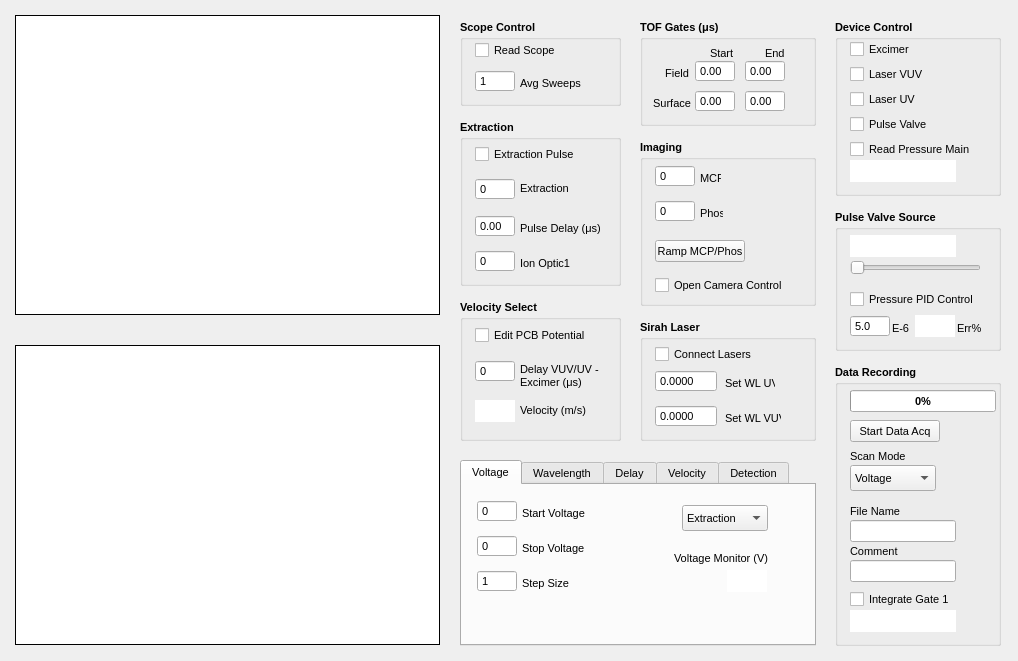
mikekohlhoff/ryexpctl, file rsdgui.ui: the form before one commit.
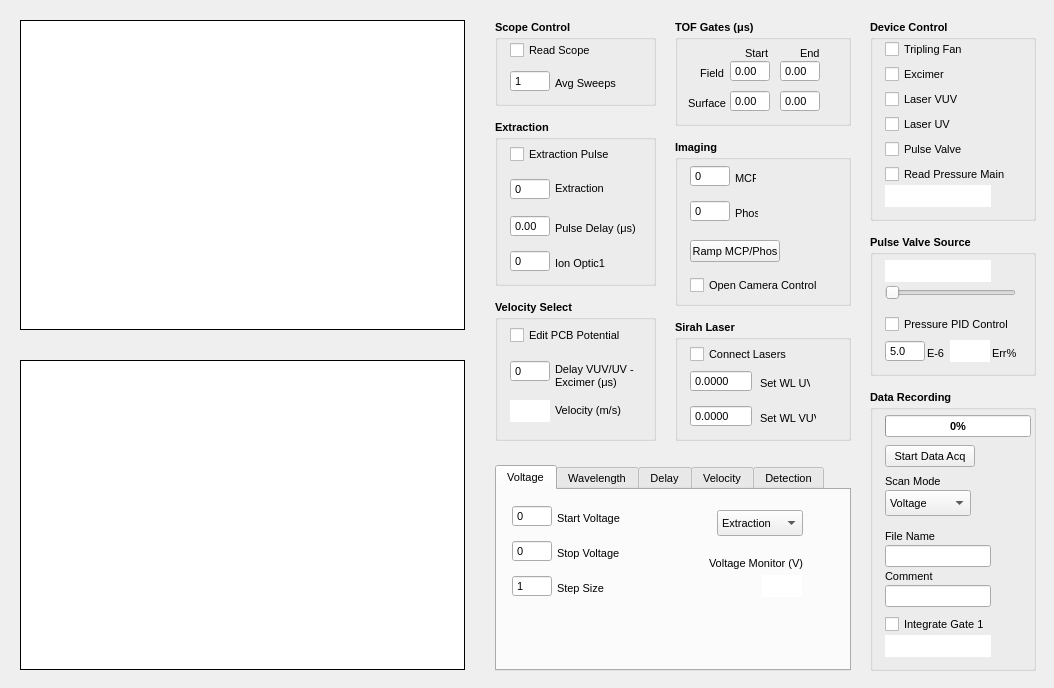
The form after the commit. The open tabs and pages were chosen to show the change. Custom widgets are drawn as their Qt base class.

Commit message: Module for Tenma power supply

```diff
--- a/rsdgui.ui
+++ b/rsdgui.ui
@@ -9,8 +9,8 @@
    <rect>
     <x>0</x>
     <y>0</y>
-    <width>1018</width>
-    <height>661</height>
+    <width>1054</width>
+    <height>688</height>
    </rect>
   </property>
   <property name="sizePolicy">
@@ -56,10 +56,10 @@
   <widget class="PyQtGraphWidgetScope" name="ScopeDisplay">
    <property name="geometry">
     <rect>
-     <x>15</x>
-     <y>15</y>
-     <width>425</width>
-     <height>300</height>
+     <x>20</x>
+     <y>20</y>
+     <width>445</width>
+     <height>310</height>
     </rect>
    </property>
    <property name="sizePolicy">
@@ -92,7 +92,7 @@
   <widget class="QGroupBox" name="groupBox_Scope">
    <property name="geometry">
     <rect>
-     <x>460</x>
+     <x>495</x>
      <y>20</y>
      <width>161</width>
      <height>86</height>
@@ -230,10 +230,10 @@
   <widget class="PyQtGraphWidgetData" name="DataDisplay">
    <property name="geometry">
     <rect>
-     <x>15</x>
-     <y>345</y>
-     <width>425</width>
-     <height>300</height>
+     <x>20</x>
+     <y>360</y>
+     <width>445</width>
+     <height>310</height>
     </rect>
    </property>
    <property name="sizePolicy">
@@ -252,7 +252,7 @@
   <widget class="QGroupBox" name="groupBox_Extraction">
    <property name="geometry">
     <rect>
-     <x>460</x>
+     <x>495</x>
      <y>120</y>
      <width>161</width>
      <height>166</height>
@@ -512,8 +512,8 @@
   <widget class="QGroupBox" name="groupBox_DataAcq">
    <property name="geometry">
     <rect>
-     <x>835</x>
-     <y>365</y>
+     <x>870</x>
+     <y>390</y>
      <width>166</width>
      <height>281</height>
     </rect>
@@ -814,7 +814,7 @@
   <widget class="QGroupBox" name="groupBox_TOF">
    <property name="geometry">
     <rect>
-     <x>640</x>
+     <x>675</x>
      <y>20</y>
      <width>176</width>
      <height>106</height>
@@ -1192,7 +1192,7 @@
   <widget class="QGroupBox" name="groupBox_MCP">
    <property name="geometry">
     <rect>
-     <x>640</x>
+     <x>675</x>
      <y>140</y>
      <width>176</width>
      <height>166</height>
@@ -1443,7 +1443,7 @@
   <widget class="QGroupBox" name="groupBox_Laser">
    <property name="geometry">
     <rect>
-     <x>640</x>
+     <x>675</x>
      <y>320</y>
      <width>176</width>
      <height>121</height>
@@ -1628,10 +1628,10 @@
   <widget class="QGroupBox" name="groupBox_DevControl">
    <property name="geometry">
     <rect>
-     <x>835</x>
+     <x>870</x>
      <y>20</y>
      <width>166</width>
-     <height>176</height>
+     <height>201</height>
     </rect>
    </property>
    <property name="font">
@@ -1649,7 +1649,7 @@
     <property name="geometry">
      <rect>
       <x>15</x>
-      <y>20</y>
+      <y>45</y>
       <width>116</width>
       <height>18</height>
      </rect>
@@ -1669,7 +1669,7 @@
     <property name="geometry">
      <rect>
       <x>15</x>
-      <y>95</y>
+      <y>120</y>
       <width>116</width>
       <height>18</height>
      </rect>
@@ -1689,7 +1689,7 @@
     <property name="geometry">
      <rect>
       <x>15</x>
-      <y>45</y>
+      <y>70</y>
       <width>116</width>
       <height>18</height>
      </rect>
@@ -1709,7 +1709,7 @@
     <property name="geometry">
      <rect>
       <x>15</x>
-      <y>70</y>
+      <y>95</y>
       <width>116</width>
       <height>18</height>
      </rect>
@@ -1729,7 +1729,7 @@
     <property name="geometry">
      <rect>
       <x>15</x>
-      <y>120</y>
+      <y>145</y>
       <width>146</width>
       <height>18</height>
      </rect>
@@ -1749,7 +1749,7 @@
     <property name="geometry">
      <rect>
       <x>15</x>
-      <y>140</y>
+      <y>165</y>
       <width>106</width>
       <height>22</height>
      </rect>
@@ -1789,6 +1789,26 @@
 &lt;p style=&quot;-qt-paragraph-type:empty; margin-top:0px; margin-bottom:0px; margin-left:0px; margin-right:0px; -qt-block-indent:0; text-indent:0px;&quot;&gt;&lt;br /&gt;&lt;/p&gt;&lt;/body&gt;&lt;/html&gt;</string>
     </property>
    </widget>
+   <widget class="QCheckBox" name="chk_Fan">
+    <property name="geometry">
+     <rect>
+      <x>15</x>
+      <y>20</y>
+      <width>116</width>
+      <height>18</height>
+     </rect>
+    </property>
+    <property name="font">
+     <font>
+      <pointsize>8</pointsize>
+      <weight>50</weight>
+      <bold>false</bold>
+     </font>
+    </property>
+    <property name="text">
+     <string>Tripling Fan</string>
+    </property>
+   </widget>
    <zorder>chk_Excimer</zorder>
    <zorder>chk_LaserUV</zorder>
    <zorder>chk_PulseValve</zorder>
@@ -1799,10 +1819,10 @@
   <widget class="QTabWidget" name="tabWidget_ScanParam">
    <property name="geometry">
     <rect>
-     <x>460</x>
-     <y>460</y>
+     <x>495</x>
+     <y>465</y>
      <width>356</width>
-     <height>186</height>
+     <height>206</height>
     </rect>
    </property>
    <property name="font">
@@ -3999,7 +4019,7 @@
   <widget class="QGroupBox" name="groupBox_Decelerator">
    <property name="geometry">
     <rect>
-     <x>460</x>
+     <x>495</x>
      <y>300</y>
      <width>161</width>
      <height>141</height>
@@ -4196,8 +4216,8 @@
   <widget class="QGroupBox" name="groupBox_PulseValve">
    <property name="geometry">
     <rect>
-     <x>835</x>
-     <y>210</y>
+     <x>870</x>
+     <y>235</y>
      <width>166</width>
      <height>141</height>
     </rect>
@@ -4431,8 +4451,8 @@
   <widget class="QLabel" name="label_49">
    <property name="geometry">
     <rect>
-     <x>957</x>
-     <y>320</y>
+     <x>992</x>
+     <y>345</y>
      <width>31</width>
      <height>16</height>
     </rect>
```
Left out of the diff: 3 changed lines with no effect on the pictures. The commit also changes 2 other files.
